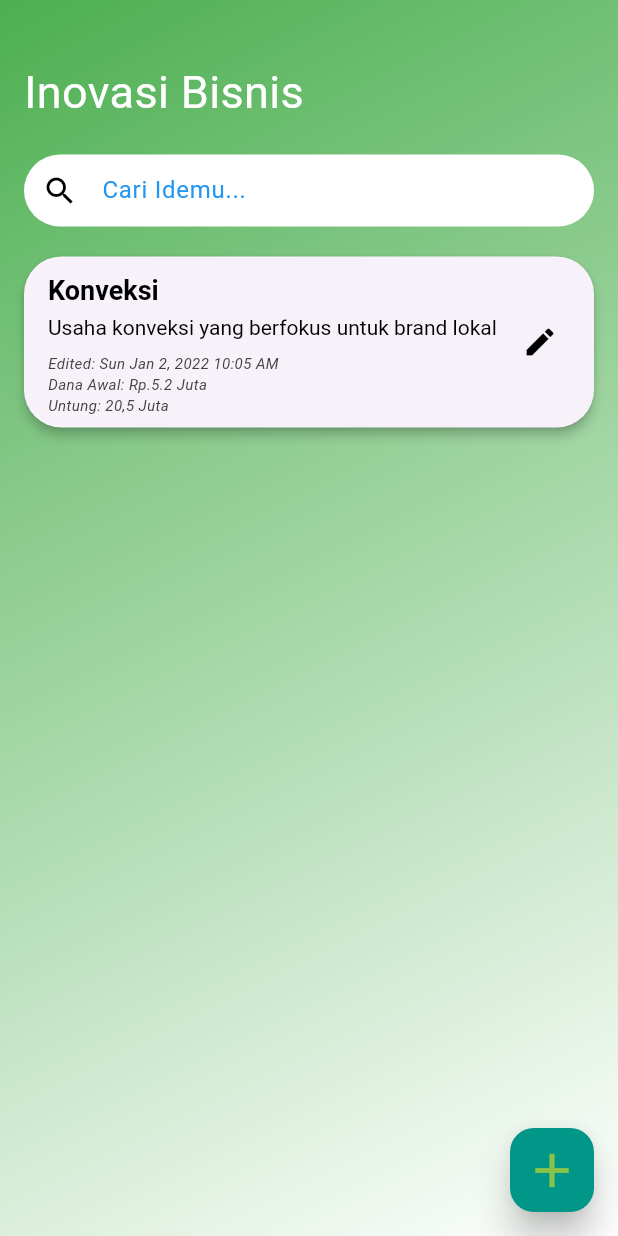
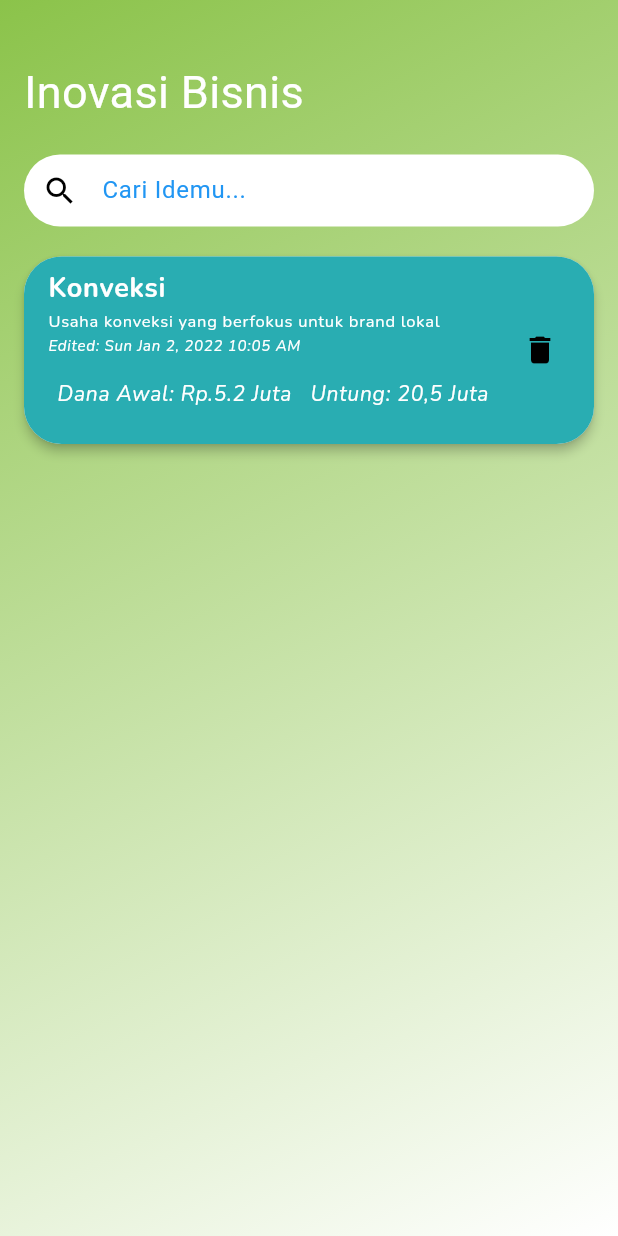
Before and after one commit to ridomade/Goldonesia, a Flutter app: the ListIde screen opened directly, on a phone screen of 412 x 824 dp. Run offline on Flutter 3.47's test engine with Material 3 defaults, Android fonts, the phone set to English and light mode, and no system bars; our stand-ins replace cloud_firestore, file_picker, firebase_auth, firebase_core, firebase_storage, google_fonts and 1 more; accounts and stored records are empty.

Commit message:
redesigned List Ide Screen

```diff
--- a/lib/main.dart
+++ b/lib/main.dart
@@ -26,7 +26,7 @@ class MyApp extends StatelessWidget {
   Widget build(BuildContext context) {
     return MaterialApp(
       debugShowCheckedModeBanner: false,
-      home: BeginningPage(),
+      home: ListIde(),
     );
   }
 }
--- a/lib/screen/ListIde.dart
+++ b/lib/screen/ListIde.dart
@@ -1,5 +1,6 @@
 import 'dart:math';
 import 'package:goldonesia/constants/color.dart';
+import 'package:google_fonts/google_fonts.dart';
 import 'package:intl/intl.dart';
 import 'package:flutter/material.dart';
 import 'package:goldonesia/constants/colors.dart';
@@ -7,7 +8,7 @@ import 'package:goldonesia/models/note.dart';
 import 'package:goldonesia/screen/edit.dart';
 
 class ListIde extends StatefulWidget {
-  const ListIde({super.key});
+  const ListIde({Key? key}) : super(key: key);
 
   @override
   State<ListIde> createState() => _ListIdeState();
@@ -65,7 +66,7 @@ class _ListIdeState extends State<ListIde> {
         gradient: LinearGradient(
           begin: Alignment.topLeft,
           end: Alignment.bottomRight,
-          colors: [Colors.green, Colors.white],
+          colors: [Colors.lightGreen, Colors.white],
         ),
       ),
       child: Scaffold(
@@ -123,102 +124,100 @@ class _ListIdeState extends State<ListIde> {
                       shape: RoundedRectangleBorder(
                         borderRadius: BorderRadius.circular(25),
                       ),
+                      child: Container(
+                        decoration: BoxDecoration(
+                          gradient: LinearGradient(
+                            begin: Alignment.topLeft,
+                            end: Alignment.bottomRight,
+                            colors: [
+                              Color(0xFF29ADB2),
+                              Color(0xFF29ADB2),
+                              Color(0xFF29ADB2),
+                            ],
+                          ),
+                          borderRadius: BorderRadius.circular(25),
+                        ),
                         child: InkWell(
                           onTap: () {},
                           child: ListTile(
-                          title: RichText(
-                            maxLines: 3,
-                            overflow: TextOverflow.ellipsis,
-                            text: TextSpan(
-                              text: '${filteredNotes[index].title} \n',
-                              style: const TextStyle(
-                                color: Colors.black,
+                            title: Column(
+                              crossAxisAlignment: CrossAxisAlignment.start,
+                              children: [
+                                Text(
+                                  '${filteredNotes[index].title}',
+                                  style: GoogleFonts.nunito(
+                                    color: Colors.white,
                                     fontWeight: FontWeight.bold,
                                     fontSize: 18,
                                     height: 1.5,
                                   ),
+                                  maxLines: 3,
+                                  overflow: TextOverflow.ellipsis,
+                                ),
+                                Text(
+                                  filteredNotes[index].content,
+                                  style: GoogleFonts.nunito(
+                                    color: Colors.white,
+                                    fontWeight: FontWeight.normal,
+                                    fontSize: 11,
+                                    height: 1.5,
+                                  ),
+                                  maxLines: 3,
+                                  overflow: TextOverflow.ellipsis,
+                                ),
+                                Text(
+                                  'Edited: ${DateFormat('EEE MMM d, yyyy h:mm a').format(filteredNotes[index].modifiedTime)}',
+                                  style: GoogleFonts.nunito(
+                                    fontSize: 10,
+                                    fontStyle: FontStyle.italic,
+                                    color: Colors.white,
+                                  ),
+                                ),
+                                SizedBox(
+                                  height: 14,
+                                ),
+                                Row(
+                                  mainAxisAlignment:
+                                      MainAxisAlignment.spaceAround,
                                   children: [
-                                TextSpan(
-                                  text: filteredNotes[index].content,
-                                  style: const TextStyle(
-                                    color: Colors.black,
-                                    fontWeight: FontWeight.normal,
+                                    Text(
+                                      'Dana Awal: ${filteredNotes[index].danaAwal}',
+                                      style: GoogleFonts.nunito(
                                         fontSize: 14,
-                                    height: 1.5,
+                                        fontStyle: FontStyle.italic,
+                                        color: Colors.white,
+                                      ),
+                                    ),
+                                    Text(
+                                      'Untung: ${filteredNotes[index].untung}',
+                                      style: GoogleFonts.nunito(
+                                        fontSize: 14,
+                                        fontStyle: FontStyle.italic,
+                                        color: Colors.white,
                                       ),
                                     ),
                                   ],
                                 ),
-                          ),
-                          subtitle: Padding(
-                            padding: const EdgeInsets.only(top: 8.0),
-                            child: Column(
-                              crossAxisAlignment: CrossAxisAlignment.start,
-                              children: [
-                                Text(
-                                  'Edited: ${DateFormat('EEE MMM d, yyyy h:mm a').format(filteredNotes[index].modifiedTime)}',
-                                  style: TextStyle(
-                                    fontSize: 10,
-                                    fontStyle: FontStyle.italic,
-                                    color: Colors.grey.shade800,
-                                  ),
-                                ),
-                                Text(
-                                  'Dana Awal: ${filteredNotes[index].danaAwal}',
-                                  style: TextStyle(
-                                    fontSize: 10,
-                                    fontStyle: FontStyle.italic,
-                                    color: Colors.grey.shade800,
-                                  ),
-                                ),
-                                Text(
-                                  'Untung: ${filteredNotes[index].untung}',
-                                  style: TextStyle(
-                                    fontSize: 10,
-                                    fontStyle: FontStyle.italic,
-                                    color: Colors.grey.shade800,
-                                  ),
-                                ),
+                                SizedBox(height: 15)
                               ],
-                            ),
                             ),
                             trailing: GestureDetector(
                               onTap: () async {
-                              final result = await Navigator.push(
-                                context,
-                                MaterialPageRoute(
-                                  builder: (BuildContext context) =>
-                                      EditScreen(note: filteredNotes[index]),
-                                ),
-                              );
-                              if (result != null) {
+                                // Show the delete confirmation dialog
+                                bool deleteConfirmed =
+                                    await confirmDialog(context);
+
+                                if (deleteConfirmed) {
+                                  // Delete the note if confirmed
                                   setState(() {
-                                  int originalIndex =
-                                      sampleNotes.indexOf(filteredNotes[index]);
-
-                                  sampleNotes[originalIndex] = Note(
-                                    id: sampleNotes[originalIndex].id,
-                                    title: result[0],
-                                    content: result[1],
-                                    modifiedTime: DateTime.now(),
-                                    danaAwal: result[2],
-                                    untung: result[3],
-                                  );
-
-                                  filteredNotes[index] = Note(
-                                    id: filteredNotes[index].id,
-                                    title: result[0],
-                                    content: result[1],
-                                    modifiedTime: DateTime.now(),
-                                    danaAwal: result[2],
-                                    untung: result[3],
-                                  );
+                                    deleteNote(index);
                                   });
                                 }
                               },
-                            child: const Icon(
-                              Icons.edit,
+                              child: Icon(
+                                Icons.delete,
                                 color: Colors.black,
+                              ),
                             ),
                           ),
                         ),
@@ -228,39 +227,6 @@ class _ListIdeState extends State<ListIde> {
                 ),
               ),
             ],
-          ),
-        ),
-        floatingActionButton: FloatingActionButton(
-          onPressed: () async {
-            final result = await Navigator.push(
-              context,
-              MaterialPageRoute(
-                builder: (BuildContext context) => const EditScreen(),
-              ),
-            );
-
-            if (result != null) {
-              setState(() {
-                sampleNotes.add(
-                  Note(
-                    id: sampleNotes.length,
-                    title: result[0],
-                    content: result[1],
-                    modifiedTime: DateTime.now(),
-                    danaAwal: result[3],
-                    untung: result[4],
-                  ),
-                );
-                filteredNotes = sampleNotes;
-              });
-            }
-          },
-          elevation: 10,
-          backgroundColor: Colors.teal,
-          child: const Icon(
-            Icons.add,
-            size: 38,
-            color: Colors.lightGreen,
           ),
         ),
       ),
```
Lines whose indentation alone changed are shown as unchanged.
